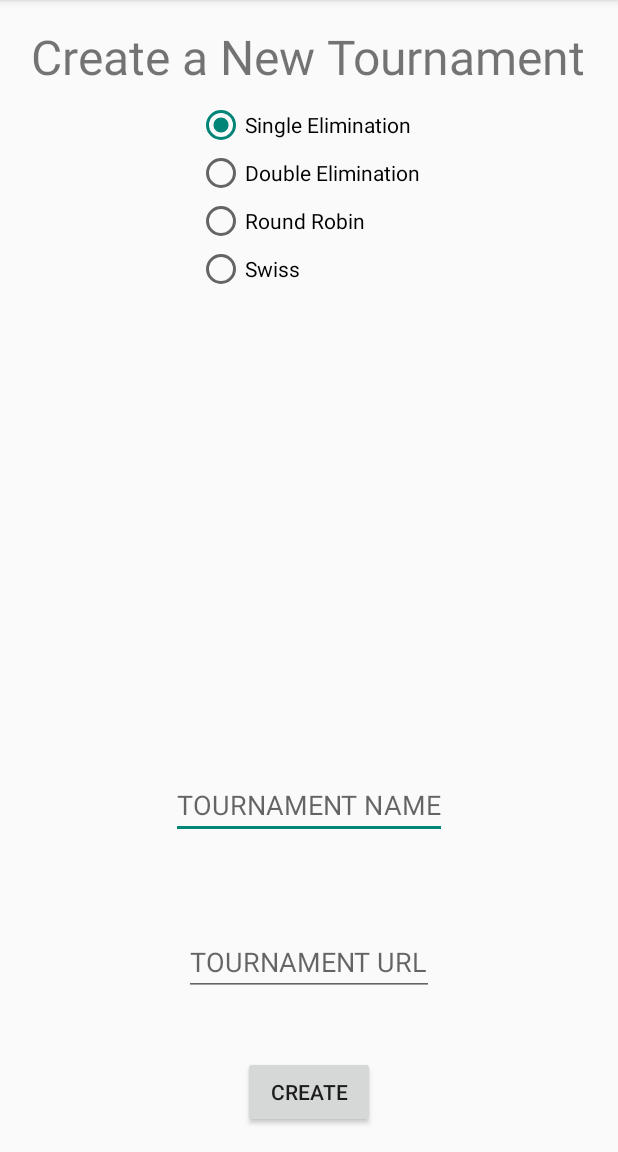
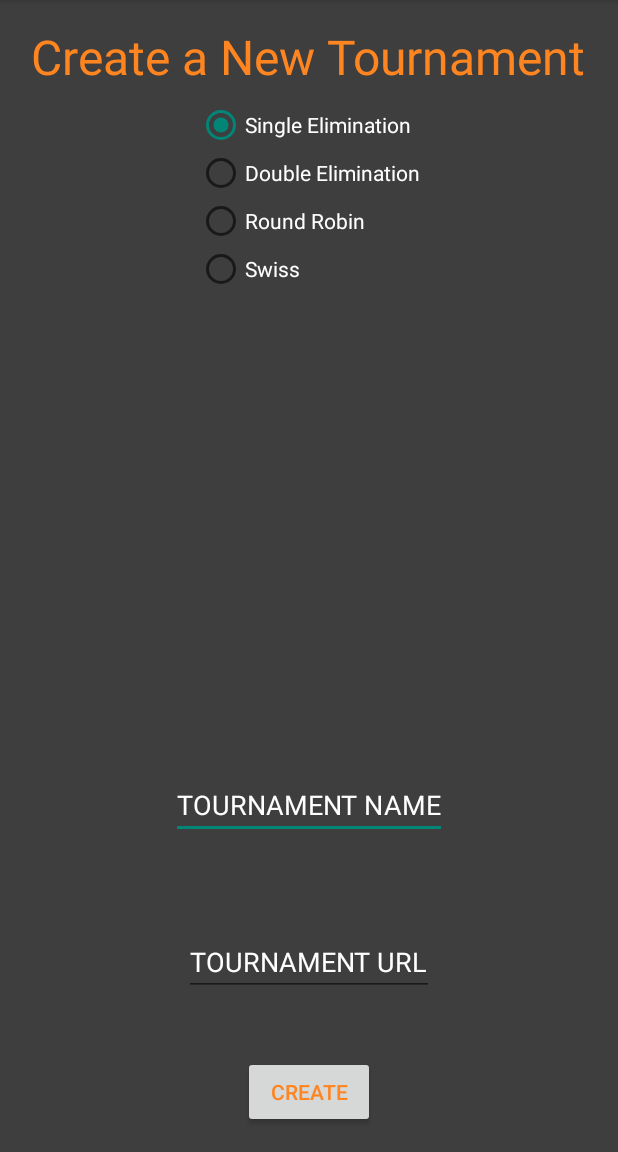
Before and after one commit to brandontruggles/Challonge-Mobile-Android, an Android app: the layout activity_create_tournament.xml on its own in the app's theme, with its tools: preview values and no code run, on a phone screen of 412 x 824 dp, the part 84-1236 px from its top. Run offline under Robolectric (Android 15) with nearby library versions, the phone set to English and light mode, and no system bars.

Commit message:
gui updates/fixes

```diff
--- a/app/src/main/java/com/example/brandon/challongemobile/CreateTournament.java
+++ b/app/src/main/java/com/example/brandon/challongemobile/CreateTournament.java
@@ -116,7 +116,7 @@ public class CreateTournament extends ActionBarActivity {
     @Override
     public boolean onCreateOptionsMenu(Menu menu) {
         // Inflate the menu; this adds items to the action bar if it is present.
-        getMenuInflater().inflate(R.menu.menu_create_tournament, menu);
+        //getMenuInflater().inflate(R.menu.menu_create_tournament, menu);
         return true;
     }
 
--- a/app/src/main/java/com/example/brandon/challongemobile/TournamentViewActivity.java
+++ b/app/src/main/java/com/example/brandon/challongemobile/TournamentViewActivity.java
@@ -141,7 +141,7 @@ public class TournamentViewActivity extends ActionBarActivity
     public boolean onCreateOptionsMenu(Menu menu)
     {
         // Inflate the menu; this adds items to the action bar if it is present.
-        getMenuInflater().inflate(R.menu.menu_tournament_view, menu);
+        //getMenuInflater().inflate(R.menu.menu_tournament_view, menu);
         return true;
     }
 
--- a/app/src/main/res/layout/activity_create_tournament.xml
+++ b/app/src/main/res/layout/activity_create_tournament.xml
@@ -4,7 +4,8 @@
     android:paddingRight="@dimen/activity_horizontal_margin"
     android:paddingTop="@dimen/activity_vertical_margin"
     android:paddingBottom="@dimen/activity_vertical_margin"
-    tools:context="com.example.brandon.challongemobile.CreateTournament">
+    tools:context="com.example.brandon.challongemobile.CreateTournament"
+    android:background="#c0000000">
 
 
     <TextView
@@ -16,7 +17,8 @@
         android:textSize="@dimen/welcome_text_size"
         android:layout_alignParentTop="true"
         android:layout_centerHorizontal="true"
-        android:paddingBottom="@dimen/abc_action_bar_default_padding_material" />
+        android:paddingBottom="@dimen/abc_action_bar_default_padding_material"
+        android:textColor="#ffff8521" />
 
 
     <RadioGroup
@@ -30,7 +32,8 @@
         android:layout_height="wrap_content"
         android:text="@string/tourney_type_single_elimination"
         android:id="@+id/radioButton"
-        android:checked="true" />
+        android:checked="true"
+        android:textColor="#ffffffff" />
 
     <RadioButton
         android:layout_width="wrap_content"
@@ -40,21 +43,24 @@
         android:checked="false"
         android:layout_below="@+id/radioButton"
         android:layout_alignLeft="@+id/radioButton"
-        android:layout_alignStart="@+id/radioButton" />
+        android:layout_alignStart="@+id/radioButton"
+        android:textColor="#ffffffff" />
 
     <RadioButton
         android:layout_width="wrap_content"
         android:layout_height="wrap_content"
         android:text="@string/tourney_type_round_robin"
         android:id="@+id/radioButton3"
-        android:checked="false" />
+        android:checked="false"
+        android:textColor="#ffffffff" />
 
     <RadioButton
         android:layout_width="wrap_content"
         android:layout_height="wrap_content"
         android:text="@string/tourney_type_swiss"
         android:id="@+id/radioButton4"
-        android:checked="false" />
+        android:checked="false"
+        android:textColor="#ffffffff" />
 
     </RadioGroup>
 
@@ -66,7 +72,8 @@
         android:layout_above="@+id/editText4"
         android:layout_centerHorizontal="true"
         android:layout_marginBottom="59dp"
-        android:inputType="textPersonName" />
+        android:inputType="textPersonName"
+        android:textColorHint="#ffffffff" />
 
     <EditText
         android:layout_width="wrap_content"
@@ -76,7 +83,8 @@
         android:layout_marginBottom="40dp"
         android:layout_above="@+id/button3"
         android:layout_centerHorizontal="true"
-        android:inputType="textPersonName" />
+        android:inputType="textPersonName"
+        android:textColorHint="#ffffffff" />
 
     <Button
         android:layout_width="wrap_content"
@@ -85,7 +93,8 @@
         android:id="@+id/button3"
         android:layout_alignParentBottom="true"
         android:layout_centerHorizontal="true"
-        android:onClick="buttPress"/>
+        android:onClick="buttPress"
+        android:textColor="#ffff8521" />
 
 
 </RelativeLayout>
--- a/app/src/main/res/layout/activity_tournament_view.xml
+++ b/app/src/main/res/layout/activity_tournament_view.xml
@@ -4,7 +4,8 @@
     android:paddingRight="@dimen/activity_horizontal_margin"
     android:paddingTop="@dimen/activity_vertical_margin"
     android:paddingBottom="@dimen/activity_vertical_margin"
-    tools:context="com.example.brandon.challongemobile.TournamentViewActivity">
+    tools:context="com.example.brandon.challongemobile.TournamentViewActivity"
+    android:background="#ffff8521">
 
 
     <ListView
@@ -12,5 +13,6 @@
         android:layout_height="wrap_content"
         android:id="@+id/listView"
         android:layout_centerVertical="true"
-        android:layout_centerHorizontal="true" />
+        android:layout_centerHorizontal="true"
+        android:clickable="true" />
 </RelativeLayout>
```
Also changed, not shown: app/src/main/AndroidManifest.xml (+8 -0 lines), app/src/main/res/layout/activity_challonge_home.xml (+16 -11 lines), app/src/main/res/layout/activity_main.xml (+8 -8 lines).
